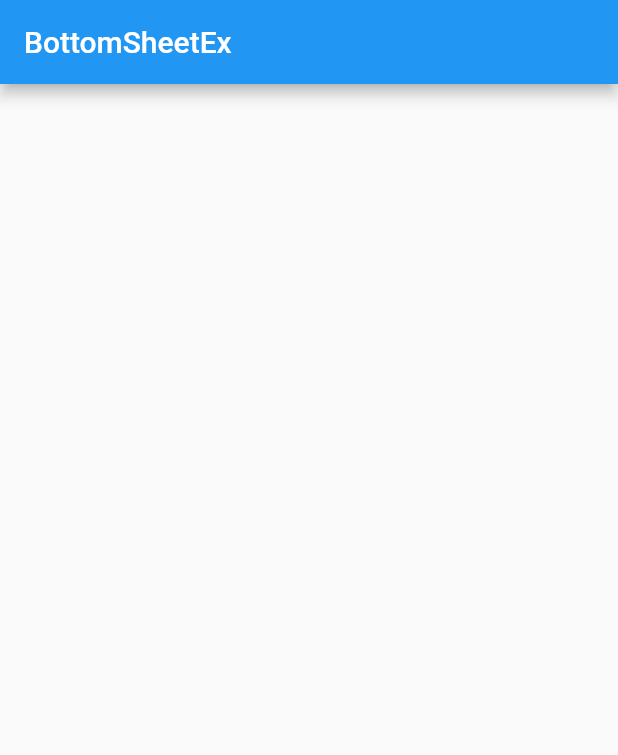
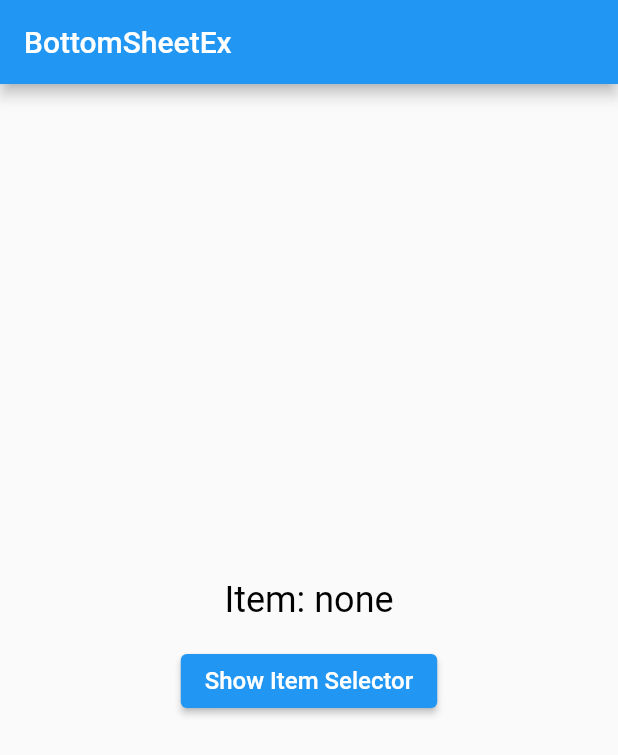
Before and after one commit to nshiraki/flutter-sandbox, a Flutter app: the screen it shows after launch, on a phone screen of 412 x 824 dp. Shown: the top 755 px of the screen. Run offline on Flutter 3.47's test engine with Material 2 defaults, Android fonts, the phone set to English and light mode, and no system bars; our stand-ins replace shared_preferences, webview_flutter.

Commit message:
BottomSheetを利用した処理を追加

```diff
--- a/bottom_sheet_ex/lib/main.dart
+++ b/bottom_sheet_ex/lib/main.dart
@@ -29,7 +29,12 @@ class MyHomePage extends StatefulWidget {
   State<MyHomePage> createState() => _MyHomePageState();
 }
 
+/// 選択アイテムのenum定数
+enum Item { none, item1, item2, item3 }
+
 class _MyHomePageState extends State<MyHomePage> {
+  var _selectedItem = Item.none;
+
   @override
   Widget build(BuildContext context) {
     return Scaffold(
@@ -39,11 +44,57 @@ class _MyHomePageState extends State<MyHomePage> {
       body: Center(
         child: Column(
           mainAxisAlignment: MainAxisAlignment.center,
-          children: const <Widget>[
-            // TODO: UIを追加する
+          children: <Widget>[
+            // 選択中のアイテムの表示
+            Text(
+              'Item: ${_selectedItem.name}',
+              style: const TextStyle(fontSize: 24.0, color: Colors.black),
+            ),
+            // 余白
+            const SizedBox(height: 16.0),
+            // アイテム選択を表示するボタン
+            ElevatedButton(
+              onPressed: () => _showItemSelectorBottomSheet(),
+              child: const Text(
+                'Show Item Selector',
+                style: TextStyle(fontSize: 16.0),
+              ),
+            ),
+            const SizedBox(height: 16.0),
           ],
         ),
       ),
     );
   }
+
+  // アイテム選択のBottomSheetを表示
+  _showItemSelectorBottomSheet() async {
+    var result = await showModalBottomSheet<Item>(
+      context: context,
+      builder: (BuildContext context) {
+        return Column(
+          mainAxisSize: MainAxisSize.min,
+          children: <Widget>[
+            ListTile(
+              leading: const Icon(Icons.android),
+              title: Text(Item.item1.name),
+              onTap: () => Navigator.of(context).pop(Item.item1),
+            ),
+            ListTile(
+              leading: const Icon(Icons.android),
+              title: Text(Item.item2.name),
+              onTap: () => Navigator.of(context).pop(Item.item2),
+            ),
+            ListTile(
+              leading: const Icon(Icons.android),
+              title: Text(Item.item3.name),
+              onTap: () => Navigator.of(context).pop(Item.item3),
+            ),
+          ],
+        );
+      },
+    );
+    // 結果を更新
+    setState(() => _selectedItem = result ?? _selectedItem);
+  }
 }
```
Also changed, not shown: 2 other files.
